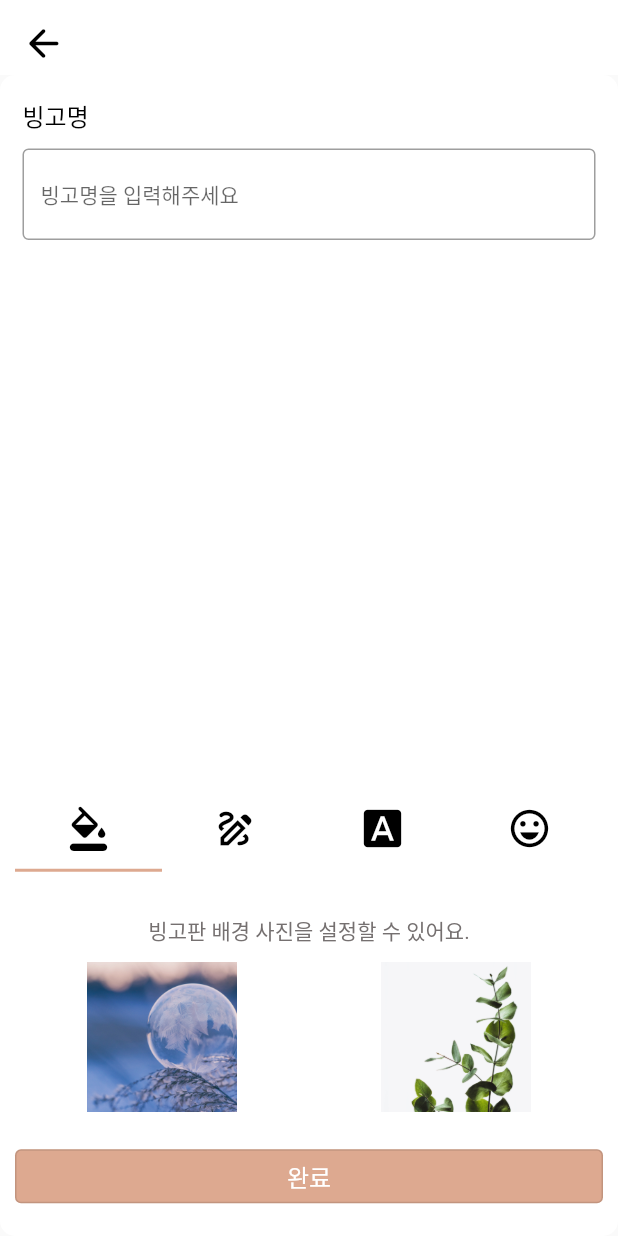
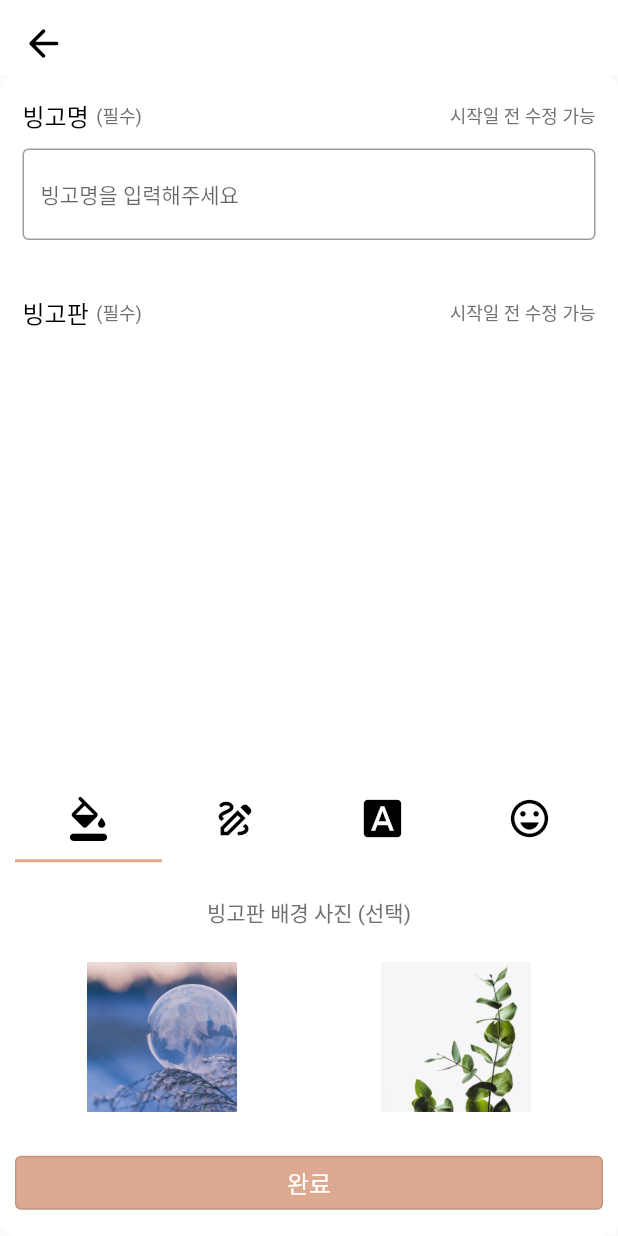
Before and after one commit to chaewool/Bin-goT, a Flutter app: the BingoForm screen opened directly with empty values, on a phone screen of 412 x 824 dp. Run offline on Flutter 3.47's test engine with Material 2 defaults, Android fonts, the phone set to English and light mode, and no system bars; drawn by our look-alikes of contained_tab_bar_view; our stand-ins replace cached_network_image, calendar_date_picker2, device_info_plus, dio, firebase_core, firebase_dynamic_links and 10 more; missing offline and left inert: flutter_email_sender, kakao_flutter_sdk_share, kakao_flutter_sdk_user; accounts and stored records are empty; Roboto replaces fonts that are missing (RIDIBatang).

Commit message:
#57 :see_no_evil: chore: change design of bingo form page and group admin page

```diff
--- a/frontend/lib/pages/bingo_form_page.dart
+++ b/frontend/lib/pages/bingo_form_page.dart
@@ -73,6 +73,7 @@ class _BingoFormState extends State<BingoForm> {
           context,
           title: '필수 항목 누락',
           content: '빙고명을 입력해주세요',
+          hasCancel: false,
         )();
       }
       int cnt = 0;
@@ -89,6 +90,7 @@ class _BingoFormState extends State<BingoForm> {
           context,
           title: '필수 항목 누락',
           content: '빙고칸 내부를 채워주세요',
+          hasCancel: false,
         )();
       }
       print('bingo data => $data');
@@ -254,13 +256,34 @@ class _BingoFormState extends State<BingoForm> {
           vertical: 5,
           children: [
             Flexible(
-              flex: 2,
+              flex: 5,
               child: Padding(
                 padding: const EdgeInsets.fromLTRB(5, 10, 5, 10),
                 child: Column(
-                  crossAxisAlignment: CrossAxisAlignment.start,
                   children: [
-                    const CustomText(content: '빙고명'),
+                    const Row(
+                      children: [
+                        CustomText(content: '빙고명'),
+                        SizedBox(width: 5),
+                        Expanded(
+                          child: Row(
+                            mainAxisAlignment: MainAxisAlignment.spaceBetween,
+                            children: [
+                              CustomText(
+                                content: '(필수)',
+                                fontSize: FontSize.tinySize,
+                                color: greyColor,
+                              ),
+                              CustomText(
+                                content: '시작일 전 수정 가능',
+                                fontSize: FontSize.tinySize,
+                                color: greyColor,
+                              ),
+                            ],
+                          ),
+                        ),
+                      ],
+                    ),
                     const SizedBox(height: 10),
                     CustomInput(
                       explain: '빙고명을 입력해주세요',
@@ -272,9 +295,36 @@ class _BingoFormState extends State<BingoForm> {
               ),
             ),
             Flexible(
-              flex: 6,
+              flex: 12,
               child: Padding(
                 padding: const EdgeInsets.symmetric(vertical: 5, horizontal: 5),
+                child: Column(
+                  children: [
+                    const Row(
+                      children: [
+                        CustomText(content: '빙고판'),
+                        SizedBox(width: 5),
+                        Expanded(
+                          child: Row(
+                            mainAxisAlignment: MainAxisAlignment.spaceBetween,
+                            children: [
+                              CustomText(
+                                content: '(필수)',
+                                fontSize: FontSize.tinySize,
+                                color: greyColor,
+                              ),
+                              CustomText(
+                                content: '시작일 전 수정 가능',
+                                fontSize: FontSize.tinySize,
+                                color: greyColor,
+                              ),
+                            ],
+                          ),
+                        ),
+                      ],
+                    ),
+                    const SizedBox(height: 10),
+                    Expanded(
                       child: RepaintBoundary(
                         key: globalKey,
                         child: BingoBoard(
@@ -283,10 +333,13 @@ class _BingoFormState extends State<BingoForm> {
                         ),
                       ),
                     ),
+                  ],
                 ),
-            const Flexible(flex: 4, child: BingoTabBar()),
+              ),
+            ),
+            const Flexible(flex: 9, child: BingoTabBar()),
             Flexible(
-              flex: 1,
+              flex: 2,
               child: Row(children: [
                 Expanded(
                   child: CustomButton(
--- a/frontend/lib/pages/group_detail_page.dart
+++ b/frontend/lib/pages/group_detail_page.dart
@@ -156,7 +156,6 @@ class _GroupDetailState extends State<GroupDetail> {
           resizeToAvoidBottomInset: selectedIndex != 2,
           appBar: appbarList[selectedIndex],
           body: CustomAnimatedPage(
-            initialPage: widget.initialIndex,
             changeIndex: changeIndex,
             nextPages: nextPages,
             selectedIndex: selectedIndex,
--- a/frontend/lib/pages/search_group_page.dart
+++ b/frontend/lib/pages/search_group_page.dart
@@ -67,7 +67,7 @@ class _SearchGroupState extends State<SearchGroup> {
             // if (getPage(context, 1) < getTotal(context, 1)!) {
             if (!getWorking(context)) {
               setWorking(context, true);
-              Future.delayed(const Duration(seconds: 3), () {
+              Future.delayed(const Duration(seconds: 2), () {
                 if (!getAdditional(context)) {
                   setAdditional(context, true);
                   if (getAdditional(context)) {
--- a/frontend/lib/providers/api_provider.dart
+++ b/frontend/lib/providers/api_provider.dart
@@ -19,10 +19,9 @@ class ApiProvider extends UrlClass {
   //* create
   FutureDynamicMap _createApi(String url, {required DynamicMap data}) async {
     try {
-      print(url);
-      print(data);
+      print('url : $url, data : $data');
       final response = await dioWithToken().post(url, data: data);
-      print('create: $response');
+      print('response: $response');
       return response.data;
     } catch (error) {
       print('createError: $error');
@@ -46,6 +45,7 @@ class ApiProvider extends UrlClass {
     try {
       final response = await dioWithToken().put(url, data: data);
       print('url : $url, data : $data, response: $response');
+      print(response.statusCode);
       return {};
     } catch (error) {
       throw Error();
--- a/frontend/lib/widgets/group_chat.dart
+++ b/frontend/lib/widgets/group_chat.dart
@@ -61,7 +61,7 @@ class _GroupChatState extends State<GroupChat> {
           // if (getPage(context, 1) < getTotal(context, 1)!) {
           if (!getWorking(context)) {
             setWorking(context, true);
-            Future.delayed(const Duration(seconds: 3), () {
+            Future.delayed(const Duration(seconds: 2), () {
               if (!getAdditional(context)) {
                 setAdditional(context, true);
                 if (getAdditional(context)) {
--- a/frontend/lib/widgets/input.dart
+++ b/frontend/lib/widgets/input.dart
@@ -82,8 +82,7 @@ class CustomInput extends StatelessWidget {
               textAlignVertical: TextAlignVertical.center,
               onChanged: setValue,
               onSubmitted: onSubmitted,
-              textInputAction:
-                  needSearch ? TextInputAction.search : TextInputAction.next,
+              textInputAction: needSearch ? TextInputAction.search : null,
               // focusNode: inputFocus,
             ),
           ),
--- a/frontend/lib/widgets/search_bar.dart
+++ b/frontend/lib/widgets/search_bar.dart
@@ -301,7 +301,7 @@ class _CustomSearchBarState extends State<CustomSearchBar> {
                       child: CustomText(
                         content: '그룹명을 입력하거나, 기간을 선택해주세요',
                         fontSize: FontSize.smallSize,
-                        color: paleRedColor,
+                        color: paleOrangeColor,
                       ),
                     ),
             ],
--- a/frontend/lib/widgets/tab_bar.dart
+++ b/frontend/lib/widgets/tab_bar.dart
@@ -29,10 +29,10 @@ class BingoTabBar extends StatefulWidget {
 
 class _BingoTabBarState extends State<BingoTabBar> {
   final explainText = [
-    '빙고판 배경 사진을 설정할 수 있어요.',
-    '빙고판 내부를 설정할 수 있어요.',
-    '빙고판 내부 글씨체를 설정할 수 있어요.',
-    '목표 달성 시, 표시되는 아이콘을 설정할 수 있어요.'
+    '빙고판 배경 사진 (선택)',
+    '빙고판 내부 설정 (필수)',
+    '빙고판 내부 글씨체 (필수)',
+    '목표 달성 시, 표시되는 아이콘 (필수)'
   ];
 
   @override
@@ -66,7 +66,7 @@ class _BingoTabBarState extends State<BingoTabBar> {
   Column tabViews(int index) {
     Widget? widget;
     WidgetList? widgetList;
-    MainAxisAlignment mainAxisAlignment = MainAxisAlignment.center;
+    MainAxisAlignment mainAxisAlignment = MainAxisAlignment.spaceEvenly;
     // [paintTab(), optionOrFontTab(1), optionOrFontTab(2), checkTab()];
     switch (index) {
       case 0:
@@ -77,19 +77,16 @@ class _BingoTabBarState extends State<BingoTabBar> {
         break;
       default:
         widgetList = optionOrFontTab(index);
-        mainAxisAlignment = MainAxisAlignment.spaceEvenly;
+      // mainAxisAlignment = MainAxisAlignment.spaceEvenly;
     }
     return Column(
       mainAxisAlignment: mainAxisAlignment,
       mainAxisSize: MainAxisSize.max,
       children: [
-        Padding(
-          padding: const EdgeInsets.symmetric(vertical: 10),
-          child: CustomText(
-            content: explainText[index],
-            color: greyColor,
-            fontSize: FontSize.smallSize,
-          ),
+        CustomText(
+          content: explainText[index],
+          color: greyColor,
+          fontSize: FontSize.smallSize,
         ),
         if (widgetList != null) ...widgetList,
         if (widget != null) widget,
@@ -437,7 +434,7 @@ class _MyTabBarState extends State<MyTabBar> {
             if (getLastId(context, 1) != -1) {
               if (!getWorking(context)) {
                 setWorking(context, true);
-                Future.delayed(const Duration(seconds: 3), () {
+                Future.delayed(const Duration(seconds: 2), () {
                   if (!getAdditional(context)) {
                     setAdditional(context, true);
                     if (getAdditional(context)) {
@@ -575,7 +572,8 @@ class CustomTextTabBar extends StatelessWidget {
     return CustomBoxContainer(
       hasRoundEdge: false,
       child: ContainedTabBarView(
-        tabBarProperties: const TabBarProperties(indicatorColor: greenColor),
+        tabBarProperties:
+            const TabBarProperties(indicatorColor: paleOrangeColor),
         tabs: [
           for (String tabTitle in tabTitles)
             Tab(
@@ -587,7 +585,7 @@ class CustomTextTabBar extends StatelessWidget {
           for (int i = 0; i < tabTitles.length; i += 1)
             Column(
               children: [
-                upperView ?? const SizedBox(),
+                upperView ?? const SizedBox(height: 10),
                 for (Widget listItem in listItems[i]) listItem
               ],
             ),
@@ -743,7 +741,7 @@ class _MainTabBarState extends State<MainTabBar> {
             if (getLastId(context, 1) != -1) {
               if (!getWorking(context)) {
                 setWorking(context, true);
-                Future.delayed(const Duration(seconds: 3), () {
+                Future.delayed(const Duration(seconds: 2), () {
                   if (!getAdditional(context)) {
                     setAdditional(context, true);
                     if (getAdditional(context)) {
```
Also changed, not shown: frontend/lib/pages/group_form_page.dart (+9 -7 lines), frontend/lib/pages/notification_page.dart (+5 -6 lines), frontend/lib/widgets/accordian.dart (+10 -8 lines), frontend/lib/widgets/container.dart (+11 -11 lines), frontend/lib/widgets/group_main.dart (+11 -2 lines), frontend/lib/widgets/modal.dart (+88 -51 lines). Lines whose indentation alone changed are shown as unchanged.
